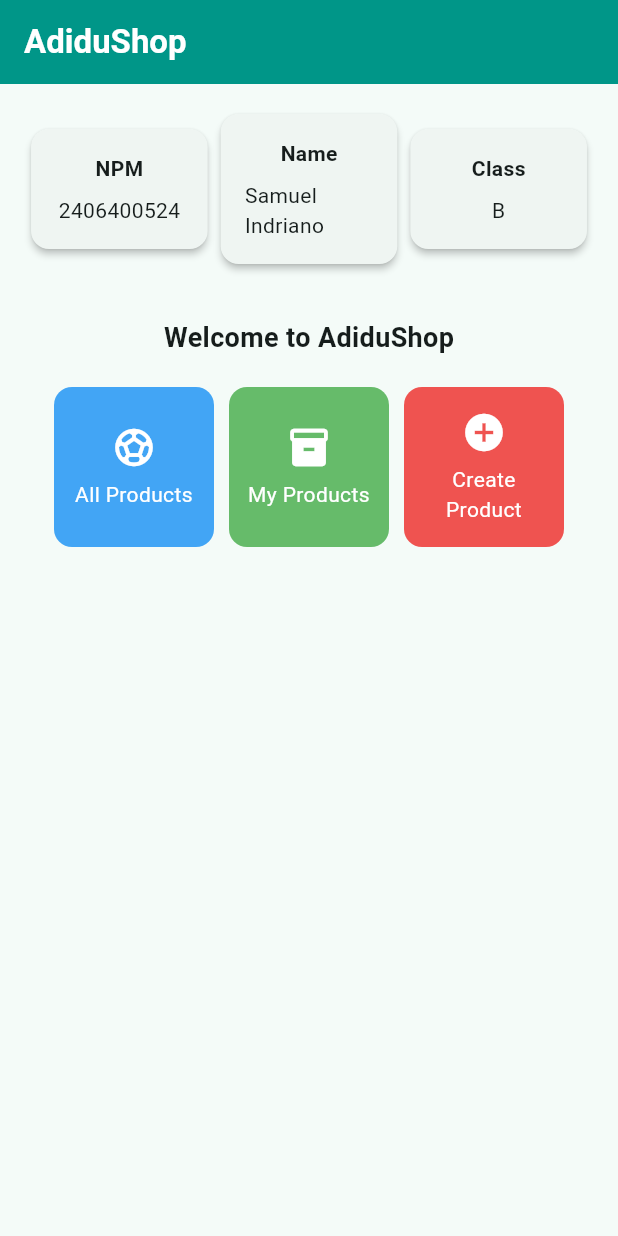
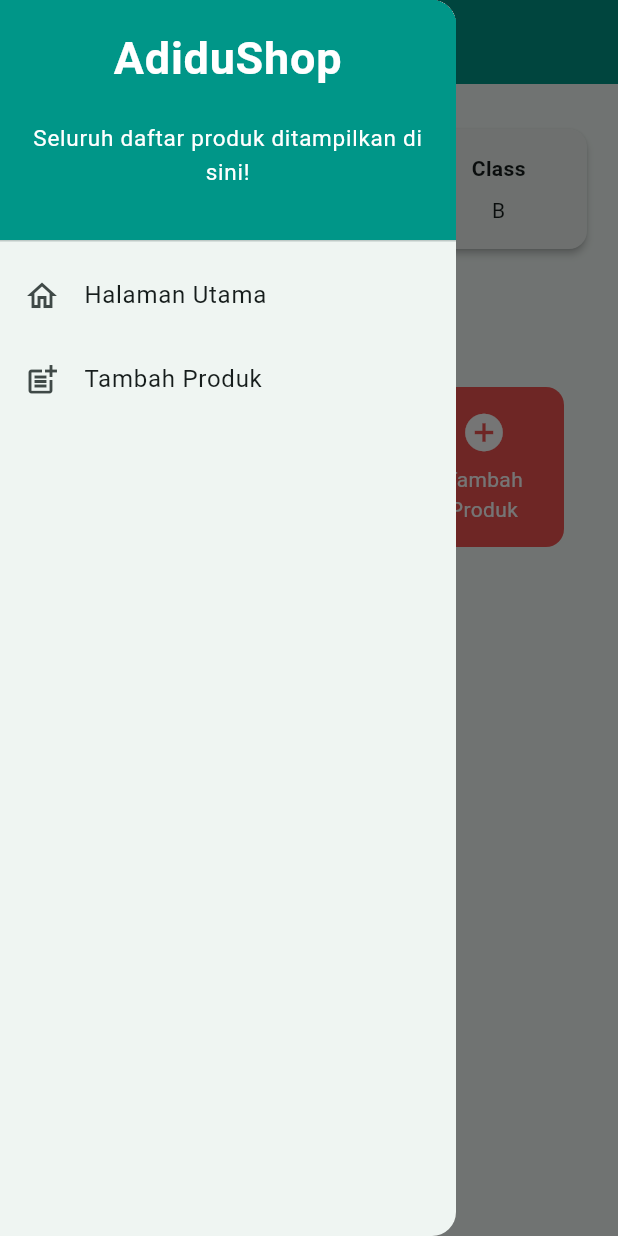
Before and after one commit to samindriano/adidu_shop, a Flutter app: the screen it shows after launch, with the side drawer open (before the commit the screen has no drawer), on a phone screen of 412 x 824 dp. Run offline on Flutter 3.47's test engine with Material 3 defaults, Android fonts, the phone set to English and light mode, and no system bars.

Commit message:
code tugas 8 done

```diff
--- a/lib/main.dart
+++ b/lib/main.dart
@@ -1,5 +1,5 @@
 import 'package:flutter/material.dart';
-import 'package:adidu_shop/menu.dart';
+import 'package:adidu_shop/screens/menu.dart';
 
 void main() {
   runApp(const MyApp());
--- a/lib/menu.dart
+++ b/lib/screens/menu.dart
@@ -1,14 +1,18 @@
 import 'package:flutter/material.dart';
+import 'package:adidu_shop/screens/productlist_form.dart';
+import 'package:adidu_shop/widgets/left_drawer.dart';
 
 class MyHomePage extends StatelessWidget {
   MyHomePage({super.key});
+
+  static const routeName = '/home';
   final String nama = "Samuel Indriano";
   final String npm = "2406400524";
   final String kelas = "B";
   final List<ItemHomepage> items = [
-    ItemHomepage("All Products", Icons.sports_soccer, Colors.blue.shade400),
-    ItemHomepage("My Products", Icons.inventory, Colors.green.shade400),
-    ItemHomepage("Create Product", Icons.add_circle, Colors.red.shade400),
+    ItemHomepage("Daftar Produk", Icons.sports_soccer, Colors.blue.shade400),
+    ItemHomepage("Produk Saya", Icons.inventory, Colors.green.shade400),
+    ItemHomepage("Tambah Produk", Icons.add_circle, Colors.red.shade400),
   ];
 
   @override
@@ -24,6 +28,7 @@ class MyHomePage extends StatelessWidget {
         ),
         backgroundColor: Theme.of(context).colorScheme.primary,
       ),
+      drawer: const LeftDrawer(),
       body: Padding(
         padding: const EdgeInsets.all(16.0),
         child: Column(
@@ -123,11 +128,21 @@ class ItemCard extends StatelessWidget {
 
       child: InkWell(
         onTap: () {
-          ScaffoldMessenger.of(context)
-            ..hideCurrentSnackBar()
-            ..showSnackBar(
-              SnackBar(content: Text("Kamu telah menekan tombol ${item.name}"))
+          if (item.name == "Tambah Produk") {
+            Navigator.push(
+              context,
+              MaterialPageRoute(
+                builder: (context) => const ProductFormPage(),
+                settings: const RouteSettings(name: ProductFormPage.routeName),
+              ),
             );
+          } else {
+            ScaffoldMessenger.of(context)
+              ..hideCurrentSnackBar()
+              ..showSnackBar(
+                SnackBar(content: Text("Kamu telah menekan tombol ${item.name}")),
+              );
+          }
         },
         child: Container(
           padding: const EdgeInsets.all(8),
--- /dev/null
+++ b/lib/widgets/left_drawer.dart
@@ -0,0 +1,73 @@
+import 'package:flutter/material.dart';
+import 'package:adidu_shop/screens/productlist_form.dart';
+
+class LeftDrawer extends StatelessWidget {
+  const LeftDrawer({super.key});
+
+  @override
+  Widget build(BuildContext context) {
+    return Drawer(
+      child: ListView(
+        children: [
+          DrawerHeader(
+            decoration: BoxDecoration(
+              color: Theme.of(context).colorScheme.primary,
+            ),
+            child: const Column(
+              children: [
+                Text(
+                  'AdiduShop',
+                  textAlign: TextAlign.center,
+                  style: TextStyle(
+                    fontSize: 30,
+                    fontWeight: FontWeight.bold,
+                    color: Colors.white,
+                  ),
+                ),
+                Padding(padding: EdgeInsets.all(10)),
+                Text(
+                  "Seluruh daftar produk ditampilkan di sini!",
+                  textAlign: TextAlign.center,
+                  style: TextStyle(
+                  fontSize: 15,
+                  color: Colors.white,
+                  fontWeight: FontWeight.normal,
+                  ),
+                ),
+              ],
+            ),
+          ),
+          ListTile(
+            leading: const Icon(Icons.home_outlined),
+            title: const Text('Halaman Utama'),
+            onTap: () {
+              final navigator = Navigator.of(context);
+              navigator.pop();
+              if (navigator.canPop()) {
+                navigator.popUntil((route) => route.isFirst);
+              }
+            },
+          ),
+          ListTile(
+            leading: const Icon(Icons.post_add),
+            title: const Text('Tambah Produk'),
+            onTap: () {
+              final navigator = Navigator.of(context);
+              final currentRouteName = ModalRoute.of(context)?.settings.name;
+              navigator.pop();
+              if (currentRouteName == ProductFormPage.routeName) {
+                return;
+              }
+              navigator.push(
+                MaterialPageRoute(
+                  builder: (context) => const ProductFormPage(),
+                  settings: const RouteSettings(name: ProductFormPage.routeName),
+                ),
+              );
+            },
+          ),
+        ],
+      ),
+    );
+  }
+}
```
Also changed, not shown: lib/screens/productlist_form.dart (added, +278 -0 lines), lib/widgets/product_card.dart (added, +63 -0 lines).
